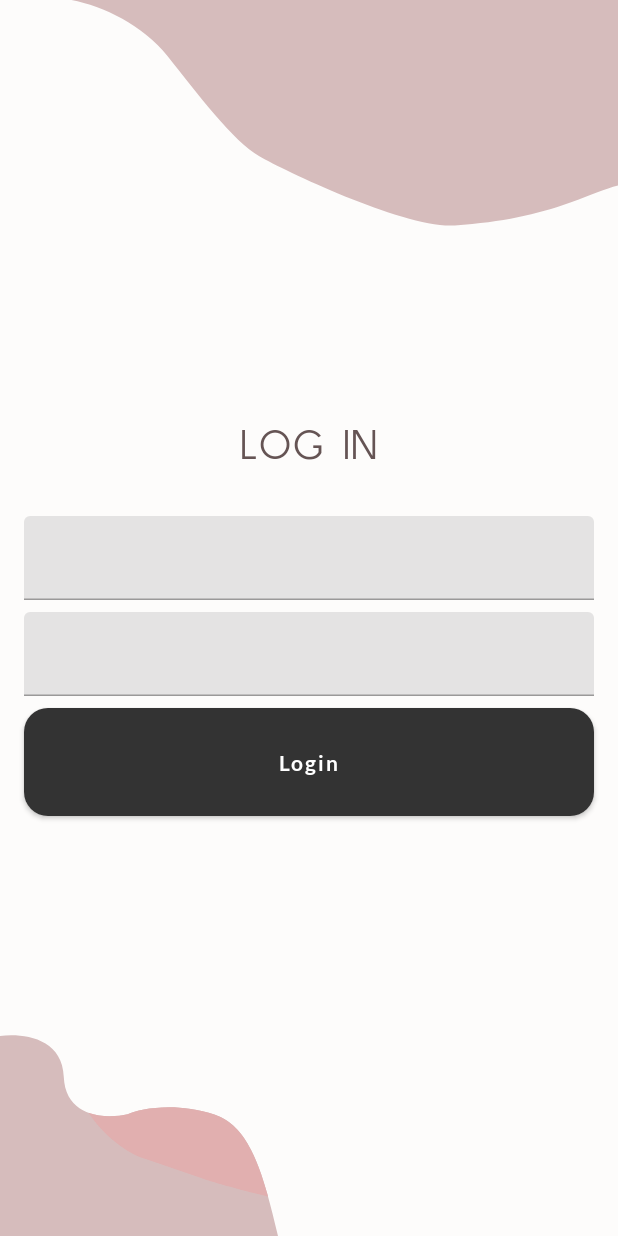
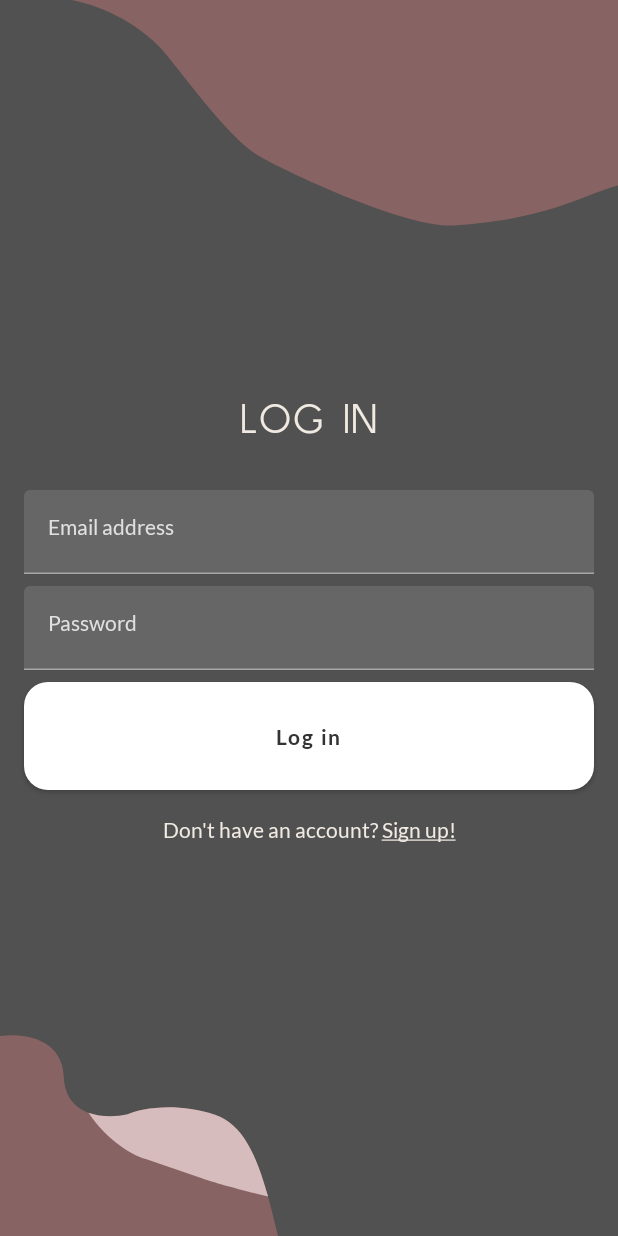
Before and after one commit to RafaO/compose-challenge-3, an Android app built with Jetpack Compose: the @Preview function LoginPreview, on a phone screen of 412 x 824 dp. Run offline under Robolectric (Android 15) with nearby library versions, the phone set to English and light mode, and no system bars.

Commit message:
add hint to text fields

```diff
--- a/app/src/main/java/com/example/androiddevchallenge/ui/elements/FullWidthTextField.kt
+++ b/app/src/main/java/com/example/androiddevchallenge/ui/elements/FullWidthTextField.kt
@@ -17,20 +17,37 @@ package com.example.androiddevchallenge.ui.elements
 
 import androidx.compose.foundation.layout.fillMaxWidth
 import androidx.compose.foundation.layout.height
+import androidx.compose.material.MaterialTheme
+import androidx.compose.material.Text
 import androidx.compose.material.TextField
 import androidx.compose.runtime.Composable
 import androidx.compose.ui.Modifier
 import androidx.compose.ui.text.input.TextFieldValue
+import androidx.compose.ui.tooling.preview.Preview
 import androidx.compose.ui.unit.dp
+import com.example.androiddevchallenge.ui.theme.MyTheme
 
 @Composable
 fun FullWidthTextField(
+    hint: String,
     value: TextFieldValue,
     onValueChange: (TextFieldValue) -> Unit
 ) = TextField(
     value = value,
     onValueChange = onValueChange,
+    label = {
+        Text(
+            text = hint,
+            style = MaterialTheme.typography.body1.copy(color = MaterialTheme.colors.onSurface),
+        )
+    },
     modifier = Modifier
         .height(56.dp)
         .fillMaxWidth()
 )
+
+@Preview
+@Composable
+fun Preview() = MyTheme {
+    FullWidthTextField(hint = "Login", value = TextFieldValue(""), onValueChange = { /*TODO*/ })
+}
--- a/app/src/main/java/com/example/androiddevchallenge/ui/screens/Login.kt
+++ b/app/src/main/java/com/example/androiddevchallenge/ui/screens/Login.kt
@@ -23,6 +23,7 @@ import androidx.compose.foundation.layout.Spacer
 import androidx.compose.foundation.layout.fillMaxSize
 import androidx.compose.foundation.layout.height
 import androidx.compose.foundation.layout.padding
+import androidx.compose.foundation.layout.paddingFromBaseline
 import androidx.compose.material.MaterialTheme
 import androidx.compose.material.Surface
 import androidx.compose.material.Text
@@ -35,7 +36,11 @@ import androidx.compose.ui.Alignment
 import androidx.compose.ui.Modifier
 import androidx.compose.ui.layout.ContentScale
 import androidx.compose.ui.res.painterResource
+import androidx.compose.ui.text.SpanStyle
+import androidx.compose.ui.text.buildAnnotatedString
 import androidx.compose.ui.text.input.TextFieldValue
+import androidx.compose.ui.text.style.TextDecoration
+import androidx.compose.ui.text.withStyle
 import androidx.compose.ui.tooling.preview.Preview
 import androidx.compose.ui.unit.dp
 import com.example.androiddevchallenge.R
@@ -71,6 +76,7 @@ fun Login() = Surface(
         )
         Spacer(Modifier.height(32.dp))
         FullWidthTextField(
+            hint = "Email address",
             value = email,
             onValueChange = {
                 email = it
@@ -78,6 +84,7 @@ fun Login() = Surface(
         )
         Spacer(Modifier.height(8.dp))
         FullWidthTextField(
+            hint = "Password",
             value = password,
             onValueChange = {
                 password = it
@@ -85,13 +92,23 @@ fun Login() = Surface(
         )
         Spacer(Modifier.height(8.dp))
         FullWidthButton {
-            Text("Login")
+            Text("Log in")
         }
+        Text(
+            modifier = Modifier.paddingFromBaseline(32.dp),
+            style = MaterialTheme.typography.body1.copy(color = MaterialTheme.colors.onBackground),
+            text = buildAnnotatedString {
+                append("Don't have an account? ")
+                withStyle(SpanStyle(textDecoration = TextDecoration.Underline)) {
+                    append("Sign up!")
+                }
+            }
+        )
     }
 }
 
 @Preview
 @Composable
-fun LoginPreview() = MyTheme {
+fun LoginPreview() = MyTheme(darkTheme = true) {
     Login()
 }
```
